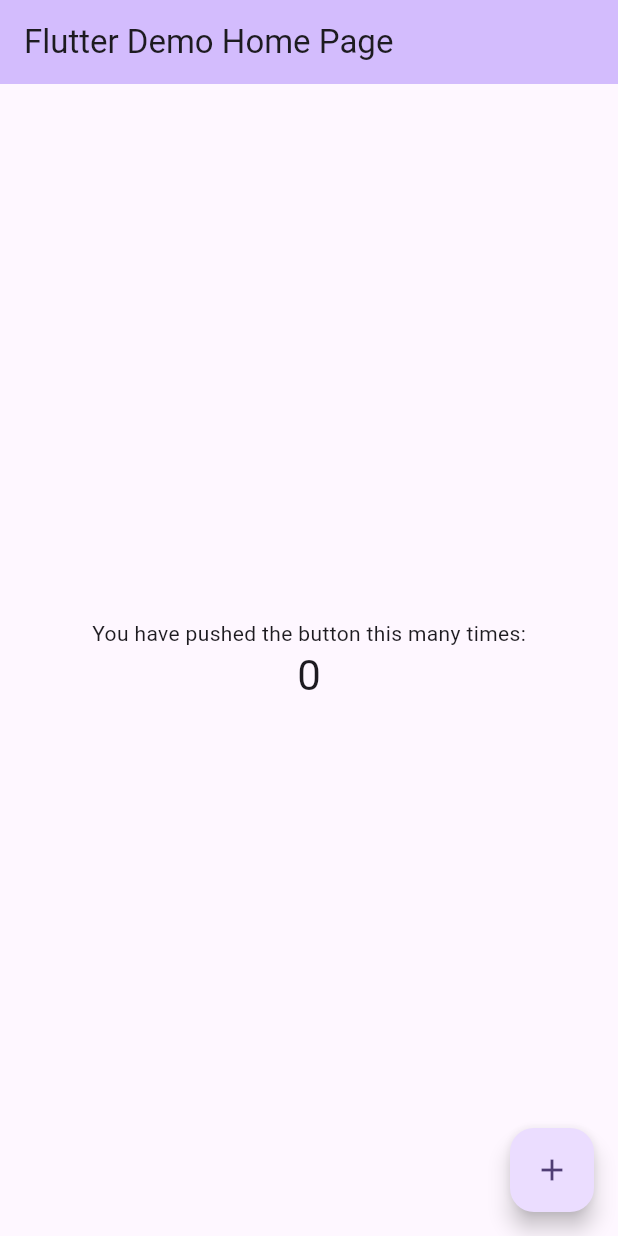
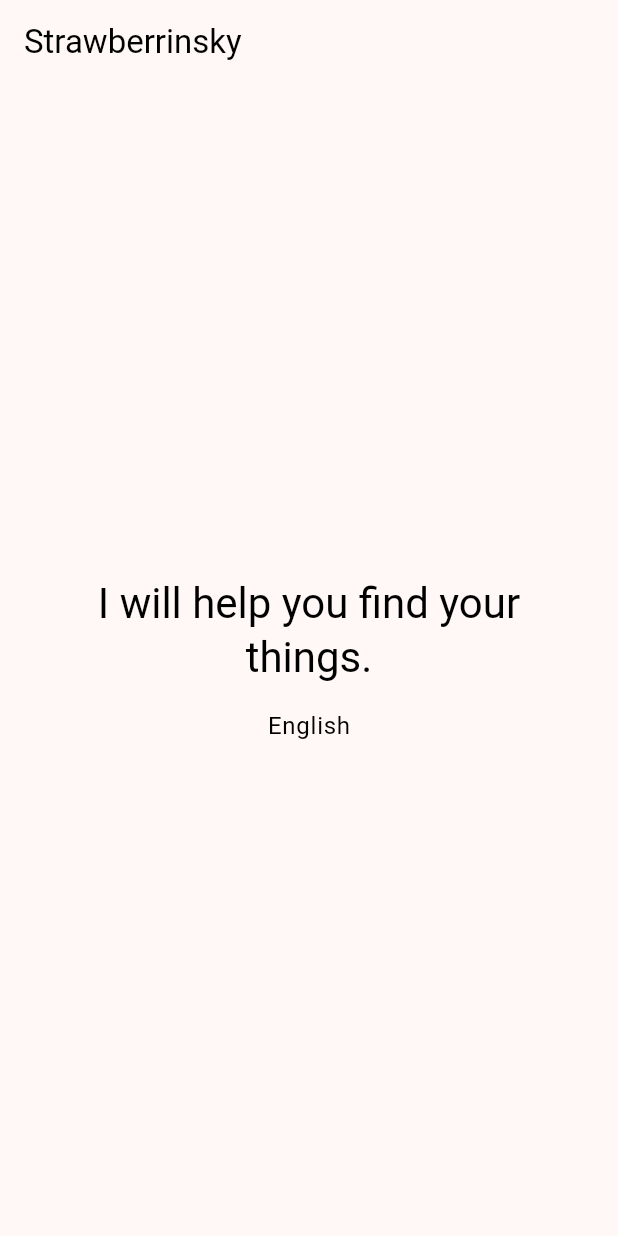
Before and after one commit to Git-FilipPerlic/strawberrinsky, a Flutter app: the screen it shows after launch, on a phone screen of 412 x 824 dp. Run offline on Flutter 3.47's test engine with Material 3 defaults, Android fonts, the phone set to English and light mode, and no system bars.

Commit message:
Add theme with large-text variant and Serbian/English translations (BASE-001)
Co-Authored-By: Claude Opus 5.5 <noreply@anthropic.com>

````diff
--- /dev/null
+++ b/l10n.yaml
@@ -0,0 +1,4 @@
+arb-dir: lib/l10n
+template-arb-file: app_sr.arb
+output-localization-file: app_localizations.dart
+nullable-getter: false
--- /dev/null
+++ b/lib/app.dart
@@ -0,0 +1,76 @@
+import 'package:flutter/material.dart';
+import 'package:flutter_localizations/flutter_localizations.dart';
+
+import 'l10n/app_localizations.dart';
+import 'theme/app_theme.dart';
+
+/// Srpski, latinica. Naši prevodi su u `app_sr.arb`, a ugrađeni tekstovi
+/// Flutter-a (npr. „U redu", „Otkaži") se tako takođe prikazuju latinicom.
+const Locale serbianLatin = Locale.fromSubtags(
+  languageCode: 'sr',
+  scriptCode: 'Latn',
+);
+
+const Locale english = Locale('en');
+
+class StrawberrinskyApp extends StatelessWidget {
+  const StrawberrinskyApp({super.key});
+
+  @override
+  Widget build(BuildContext context) {
+    return MaterialApp(
+      onGenerateTitle: (context) => AppLocalizations.of(context).appTitle,
+      debugShowCheckedModeBanner: false,
+      // Izbor režima (jednostavan / pun) dolazi u BASE-002.
+      theme: AppTheme.full(),
+      localizationsDelegates: const [
+        AppLocalizations.delegate,
+        GlobalMaterialLocalizations.delegate,
+        GlobalWidgetsLocalizations.delegate,
+        GlobalCupertinoLocalizations.delegate,
+      ],
+      supportedLocales: const [serbianLatin, english],
+      localeResolutionCallback: _resolveLocale,
+      home: const _PlaceholderHome(),
+    );
+  }
+
+  /// Ako je telefon na srpskom — srpski, inače engleski.
+  static Locale _resolveLocale(Locale? deviceLocale, Iterable<Locale> _) {
+    if (deviceLocale?.languageCode == 'sr') return serbianLatin;
+    return english;
+  }
+}
+
+/// Privremeni početni ekran — samo da se vide tema i prevod.
+/// Zamenjuje ga izbor režima u BASE-002.
+class _PlaceholderHome extends StatelessWidget {
+  const _PlaceholderHome();
+
+  @override
+  Widget build(BuildContext context) {
+    final l10n = AppLocalizations.of(context);
+    final textTheme = Theme.of(context).textTheme;
+
+    return Scaffold(
+      appBar: AppBar(title: Text(l10n.appTitle)),
+      body: Center(
+        child: Padding(
+          padding: const EdgeInsets.all(AppSpacing.large),
+          child: Column(
+            mainAxisSize: MainAxisSize.min,
+            children: [
+              Text(
+                l10n.homeGreeting,
+                style: textTheme.headlineMedium,
+                textAlign: TextAlign.center,
+              ),
+              const SizedBox(height: AppSpacing.medium),
+              Text(l10n.languageName, style: textTheme.bodyLarge),
+            ],
+          ),
+        ),
+      ),
+    );
+  }
+}
--- /dev/null
+++ b/lib/l10n/app_en.arb
@@ -0,0 +1,7 @@
+{
+  "@@locale": "en",
+
+  "appTitle": "Strawberrinsky",
+  "homeGreeting": "I will help you find your things.",
+  "languageName": "English"
+}
--- /dev/null
+++ b/lib/l10n/app_localizations.dart
@@ -0,0 +1,152 @@
+import 'dart:async';
+
+import 'package:flutter/foundation.dart';
+import 'package:flutter/widgets.dart';
+import 'package:flutter_localizations/flutter_localizations.dart';
+import 'package:intl/intl.dart' as intl;
+
+import 'app_localizations_en.dart';
+import 'app_localizations_sr.dart';
+
+// ignore_for_file: type=lint
+
+/// Callers can lookup localized strings with an instance of AppLocalizations
+/// returned by `AppLocalizations.of(context)`.
+///
+/// Applications need to include `AppLocalizations.delegate()` in their app's
+/// `localizationDelegates` list, and the locales they support in the app's
+/// `supportedLocales` list. For example:
+///
+/// ```dart
+/// import 'l10n/app_localizations.dart';
+///
+/// return MaterialApp(
+///   localizationsDelegates: AppLocalizations.localizationsDelegates,
+///   supportedLocales: AppLocalizations.supportedLocales,
+///   home: MyApplicationHome(),
+/// );
+/// ```
+///
+/// ## Update pubspec.yaml
+///
+/// Please make sure to update your pubspec.yaml to include the following
+/// packages:
+///
+/// ```yaml
+/// dependencies:
+///   # Internationalization support.
+///   flutter_localizations:
+///     sdk: flutter
+///   intl: any # Use the pinned version from flutter_localizations
+///
+///   # Rest of dependencies
+/// ```
+///
+/// ## iOS Applications
+///
+/// iOS applications define key application metadata, including supported
+/// locales, in an Info.plist file that is built into the application bundle.
+/// To configure the locales supported by your app, you’ll need to edit this
+/// file.
+///
+/// First, open your project’s ios/Runner.xcworkspace Xcode workspace file.
+/// Then, in the Project Navigator, open the Info.plist file under the Runner
+/// project’s Runner folder.
+///
+/// Next, select the Information Property List item, select Add Item from the
+/// Editor menu, then select Localizations from the pop-up menu.
+///
+/// Select and expand the newly-created Localizations item then, for each
+/// locale your application supports, add a new item and select the locale
+/// you wish to add from the pop-up menu in the Value field. This list should
+/// be consistent with the languages listed in the AppLocalizations.supportedLocales
+/// property.
+abstract class AppLocalizations {
+  AppLocalizations(String locale)
+    : localeName = intl.Intl.canonicalizedLocale(locale.toString());
+
+  final String localeName;
+
+  static AppLocalizations of(BuildContext context) {
+    return Localizations.of<AppLocalizations>(context, AppLocalizations)!;
+  }
+
+  static const LocalizationsDelegate<AppLocalizations> delegate =
+      _AppLocalizationsDelegate();
+
+  /// A list of this localizations delegate along with the default localizations
+  /// delegates.
+  ///
+  /// Returns a list of localizations delegates containing this delegate along with
+  /// GlobalMaterialLocalizations.delegate, GlobalCupertinoLocalizations.delegate,
+  /// and GlobalWidgetsLocalizations.delegate.
+  ///
+  /// Additional delegates can be added by appending to this list in
+  /// MaterialApp. This list does not have to be used at all if a custom list
+  /// of delegates is preferred or required.
+  static const List<LocalizationsDelegate<dynamic>> localizationsDelegates =
+      <LocalizationsDelegate<dynamic>>[
+        delegate,
+        GlobalMaterialLocalizations.delegate,
+        GlobalCupertinoLocalizations.delegate,
+        GlobalWidgetsLocalizations.delegate,
+      ];
+
+  /// A list of this localizations delegate's supported locales.
+  static const List<Locale> supportedLocales = <Locale>[
+    Locale('en'),
+    Locale('sr'),
+  ];
+
+  /// Naziv aplikacije
+  ///
+  /// In sr, this message translates to:
+  /// **'Strawberrinsky'**
+  String get appTitle;
+
+  /// Pozdravna rečenica na početnom ekranu
+  ///
+  /// In sr, this message translates to:
+  /// **'Pomoći ću ti da pronađeš svoje stvari.'**
+  String get homeGreeting;
+
+  /// Naziv jezika koji je trenutno uključen
+  ///
+  /// In sr, this message translates to:
+  /// **'Srpski'**
+  String get languageName;
+}
+
+class _AppLocalizationsDelegate
+    extends LocalizationsDelegate<AppLocalizations> {
+  const _AppLocalizationsDelegate();
+
+  @override
+  Future<AppLocalizations> load(Locale locale) {
+    return SynchronousFuture<AppLocalizations>(lookupAppLocalizations(locale));
+  }
+
+  @override
+  bool isSupported(Locale locale) =>
+      <String>['en', 'sr'].contains(locale.languageCode);
+
+  @override
+  bool shouldReload(_AppLocalizationsDelegate old) => false;
+}
+
+AppLocalizations lookupAppLocalizations(Locale locale) {
+  // Lookup logic when only language code is specified.
+  switch (locale.languageCode) {
+    case 'en':
+      return AppLocalizationsEn();
+    case 'sr':
+      return AppLocalizationsSr();
+  }
+
+  throw FlutterError(
+    'AppLocalizations.delegate failed to load unsupported locale "$locale". This is likely '
+    'an issue with the localizations generation tool. Please file an issue '
+    'on GitHub with a reproducible sample app and the gen-l10n configuration '
+    'that was used.',
+  );
+}
--- /dev/null
+++ b/lib/l10n/app_localizations_en.dart
@@ -0,0 +1,20 @@
+// ignore: unused_import
+import 'package:intl/intl.dart' as intl;
+
+import 'app_localizations.dart';
+
+// ignore_for_file: type=lint
+
+/// The translations for English (`en`).
+class AppLocalizationsEn extends AppLocalizations {
+  AppLocalizationsEn([String locale = 'en']) : super(locale);
+
+  @override
+  String get appTitle => 'Strawberrinsky';
+
+  @override
+  String get homeGreeting => 'I will help you find your things.';
+
+  @override
+  String get languageName => 'English';
+}
--- /dev/null
+++ b/lib/l10n/app_localizations_sr.dart
@@ -0,0 +1,20 @@
+// ignore: unused_import
+import 'package:intl/intl.dart' as intl;
+
+import 'app_localizations.dart';
+
+// ignore_for_file: type=lint
+
+/// The translations for Serbian (`sr`).
+class AppLocalizationsSr extends AppLocalizations {
+  AppLocalizationsSr([String locale = 'sr']) : super(locale);
+
+  @override
+  String get appTitle => 'Strawberrinsky';
+
+  @override
+  String get homeGreeting => 'Pomoći ću ti da pronađeš svoje stvari.';
+
+  @override
+  String get languageName => 'Srpski';
+}
--- /dev/null
+++ b/lib/l10n/app_sr.arb
@@ -0,0 +1,18 @@
+{
+  "@@locale": "sr",
+
+  "appTitle": "Strawberrinsky",
+  "@appTitle": {
+    "description": "Naziv aplikacije"
+  },
+
+  "homeGreeting": "Pomoći ću ti da pronađeš svoje stvari.",
+  "@homeGreeting": {
+    "description": "Pozdravna rečenica na početnom ekranu"
+  },
+
+  "languageName": "Srpski",
+  "@languageName": {
+    "description": "Naziv jezika koji je trenutno uključen"
+  }
+}
--- a/lib/main.dart
+++ b/lib/main.dart
@@ -1,122 +1,7 @@
 import 'package:flutter/material.dart';
 
+import 'app.dart';
+
 void main() {
-  runApp(const MyApp());
+  runApp(const StrawberrinskyApp());
 }
-
-class MyApp extends StatelessWidget {
-  const MyApp({super.key});
-
-  // This widget is the root of your application.
-  @override
-  Widget build(BuildContext context) {
-    return MaterialApp(
-      title: 'Flutter Demo',
-      theme: ThemeData(
-        // This is the theme of your application.
-        //
-        // TRY THIS: Try running your application with "flutter run". You'll see
-        // the application has a purple toolbar. Then, without quitting the app,
-        // try changing the seedColor in the colorScheme below to Colors.green
-        // and then invoke "hot reload" (save your changes or press the "hot
-        // reload" button in a Flutter-supported IDE, or press "r" if you used
-        // the command line to start the app).
-        //
-        // Notice that the counter didn't reset back to zero; the application
-        // state is not lost during the reload. To reset the state, use hot
-        // restart instead.
-        //
-        // This works for code too, not just values: Most code changes can be
-        // tested with just a hot reload.
-        colorScheme: .fromSeed(seedColor: Colors.deepPurple),
-      ),
-      home: const MyHomePage(title: 'Flutter Demo Home Page'),
-    );
-  }
-}
-
-class MyHomePage extends StatefulWidget {
-  const MyHomePage({super.key, required this.title});
-
-  // This widget is the home page of your application. It is stateful, meaning
-  // that it has a State object (defined below) that contains fields that affect
-  // how it looks.
-
-  // This class is the configuration for the state. It holds the values (in this
-  // case the title) provided by the parent (in this case the App widget) and
-  // used by the build method of the State. Fields in a Widget subclass are
-  // always marked "final".
-
-  final String title;
-
-  @override
-  State<MyHomePage> createState() => _MyHomePageState();
-}
-
-class _MyHomePageState extends State<MyHomePage> {
-  int _counter = 0;
-
-  void _incrementCounter() {
-    setState(() {
-      // This call to setState tells the Flutter framework that something has
-      // changed in this State, which causes it to rerun the build method below
-      // so that the display can reflect the updated values. If we changed
-      // _counter without calling setState(), then the build method would not be
-      // called again, and so nothing would appear to happen.
-      _counter++;
-    });
-  }
-
-  @override
-  Widget build(BuildContext context) {
-    // This method is rerun every time setState is called, for instance as done
-    // by the _incrementCounter method above.
-    //
-    // The Flutter framework has been optimized to make rerunning build methods
-    // fast, so that you can just rebuild anything that needs updating rather
-    // than having to individually change instances of widgets.
-    return Scaffold(
-      appBar: AppBar(
-        // TRY THIS: Try changing the color here to a specific color (to
-        // Colors.amber, perhaps?) and trigger a hot reload to see the AppBar
-        // change color while the other colors stay the same.
-        backgroundColor: Theme.of(context).colorScheme.inversePrimary,
-        // Here we take the value from the MyHomePage object that was created by
-        // the App.build method, and use it to set our appbar title.
-        title: Text(widget.title),
-      ),
-      body: Center(
-        // Center is a layout widget. It takes a single child and positions it
-        // in the middle of the parent.
-        child: Column(
-          // Column is also a layout widget. It takes a list of children and
-          // arranges them vertically. By default, it sizes itself to fit its
-          // children horizontally, and tries to be as tall as its parent.
-          //
-          // Column has various properties to control how it sizes itself and
-          // how it positions its children. Here we use mainAxisAlignment to
-          // center the children vertically; the main axis here is the vertical
-          // axis because Columns are vertical (the cross axis would be
-          // horizontal).
-          //
-          // TRY THIS: Invoke "debug painting" (choose the "Toggle Debug Paint"
-          // action in the IDE, or press "p" in the console), to see the
-          // wireframe for each widget.
-          mainAxisAlignment: .center,
-          children: [
-            const Text('You have pushed the button this many times:'),
-            Text(
-              '$_counter',
-              style: Theme.of(context).textTheme.headlineMedium,
-            ),
-          ],
-        ),
-      ),
-      floatingActionButton: FloatingActionButton(
-        onPressed: _incrementCounter,
-        tooltip: 'Increment',
-        child: const Icon(Icons.add),
-      ),
-    );
-  }
-}
--- /dev/null
+++ b/lib/theme/app_theme.dart
@@ -0,0 +1,78 @@
+import 'package:flutter/material.dart';
+
+/// Razmaci koji se koriste kroz celu aplikaciju.
+class AppSpacing {
+  AppSpacing._();
+
+  static const double small = 8;
+  static const double medium = 16;
+  static const double large = 24;
+  static const double extraLarge = 40;
+}
+
+/// Boje i izgled aplikacije.
+///
+/// Postoje dve varijante:
+/// - [AppTheme.full] — običan tekst, za ukućane (pun režim);
+/// - [AppTheme.simple] — krupan tekst i velika dugmad, za stariju osobu
+///   (jednostavan režim).
+class AppTheme {
+  AppTheme._();
+
+  /// Glavna boja — tamna jagoda. Dovoljno tamna da beli tekst na njoj
+  /// bude lako čitljiv.
+  static const Color strawberry = Color(0xFFB3261E);
+
+  /// Koliko je tekst veći u jednostavnom režimu.
+  static const double simpleTextFactor = 1.4;
+
+  static ThemeData full() => _build(textFactor: 1.0, buttonHeight: 48);
+
+  static ThemeData simple() =>
+      _build(textFactor: simpleTextFactor, buttonHeight: 72);
+
+  static ThemeData _build({
+    required double textFactor,
+    required double buttonHeight,
+  }) {
+    final colorScheme = ColorScheme.fromSeed(
+      seedColor: strawberry,
+      primary: strawberry,
+      // Jak kontrast teksta na pozadini — lakše za čitanje.
+      onSurface: Colors.black,
+    );
+
+    final base = ThemeData(colorScheme: colorScheme, useMaterial3: true);
+    final buttonSize = Size(buttonHeight, buttonHeight);
+    const buttonPadding = EdgeInsets.symmetric(
+      horizontal: AppSpacing.large,
+      vertical: AppSpacing.medium,
+    );
+
+    // Veličine slova stoje u `englishLike` (važi i za latinicu), pa se
+    // tek posle spajanja mogu uvećati.
+    final sizedText = Typography.englishLike2021.merge(base.textTheme);
+
+    return base.copyWith(
+      textTheme: sizedText.apply(fontSizeFactor: textFactor),
+      filledButtonTheme: FilledButtonThemeData(
+        style: FilledButton.styleFrom(
+          minimumSize: buttonSize,
+          padding: buttonPadding,
+        ),
+      ),
+      elevatedButtonTheme: ElevatedButtonThemeData(
+        style: ElevatedButton.styleFrom(
+          minimumSize: buttonSize,
+          padding: buttonPadding,
+        ),
+      ),
+      outlinedButtonTheme: OutlinedButtonThemeData(
+        style: OutlinedButton.styleFrom(
+          minimumSize: buttonSize,
+          padding: buttonPadding,
+        ),
+      ),
+    );
+  }
+}
--- a/pubspec.yaml
+++ b/pubspec.yaml
@@ -34,6 +34,9 @@ dependencies:
   # The following adds the Cupertino Icons font to your application.
   # Use with the CupertinoIcons class for iOS style icons.
   cupertino_icons: ^1.0.8
+  flutter_localizations:
+    sdk: flutter
+  intl: any
 
 dev_dependencies:
   flutter_test:
@@ -56,6 +59,9 @@ flutter:
   # included with your application, so that you can use the icons in
   # the material Icons class.
   uses-material-design: true
+
+  # Prevodi se prave iz lib/l10n/*.arb (vidi l10n.yaml).
+  generate: true
 
   # To add assets to your application, add an assets section, like this:
   # assets:
````
Also changed, not shown: pubspec.lock, 3 other files.
